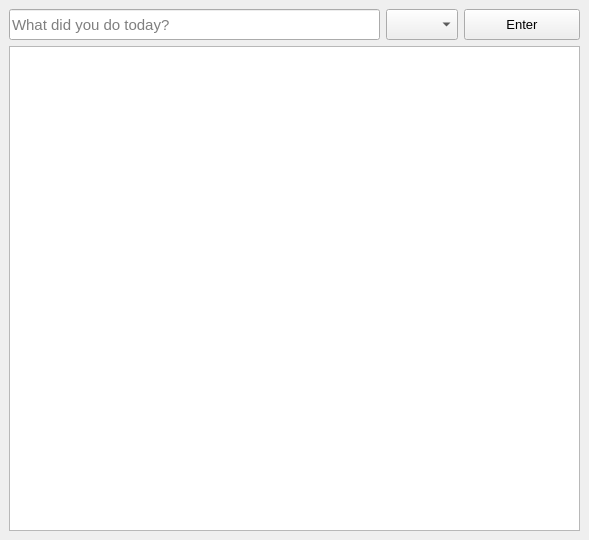
petko-todorov/activity-log, file ui/main_window.ui: the form before one commit.
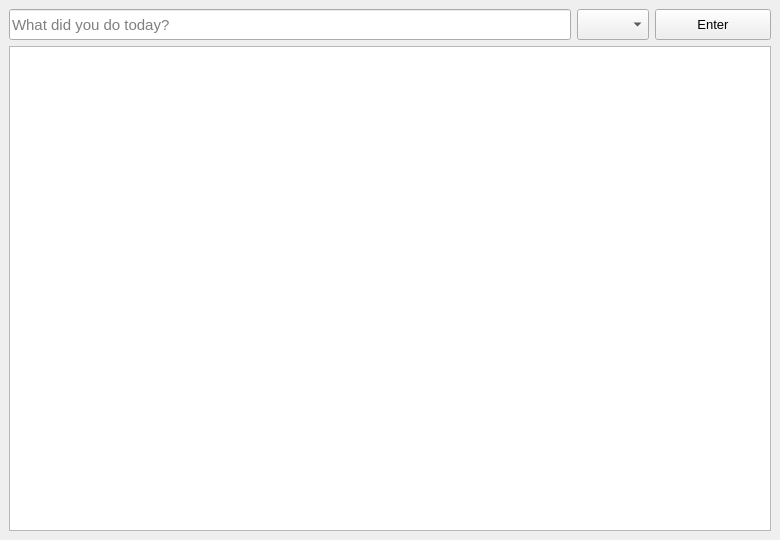
The form after the commit. Icons and pictures are not drawn.

Commit message: Widen main window to accommodate the new activity details view.

What changed in the file:
```diff
--- a/ui/main_window.ui
+++ b/ui/main_window.ui
@@ -6,7 +6,7 @@
    <rect>
     <x>0</x>
     <y>0</y>
-    <width>589</width>
+    <width>780</width>
     <height>540</height>
    </rect>
   </property>
```
The commit also changes 1 other file.
